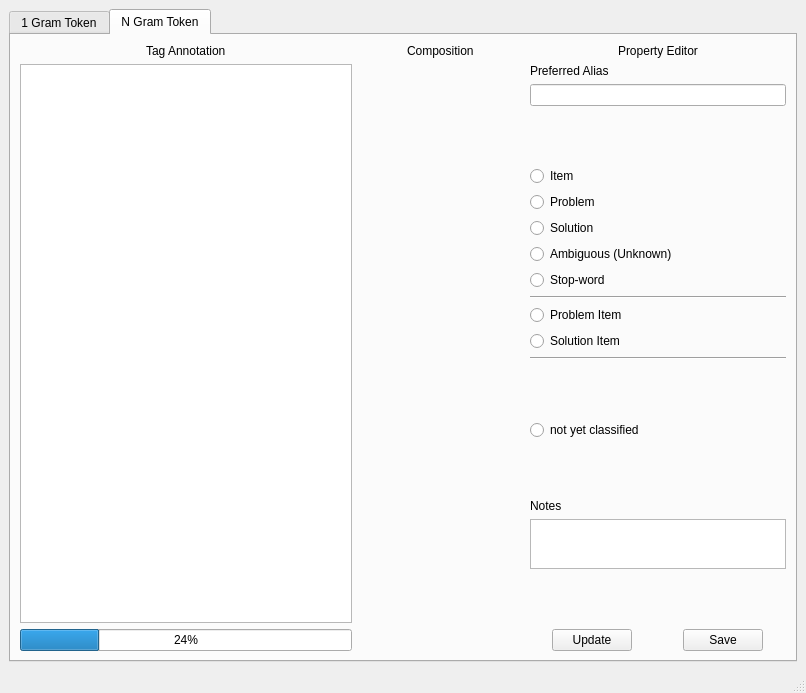
Above: app/taggingUI/taggingUI.ui from usnistgov/nestor-tmp2 before the change. Below: the same form after it.
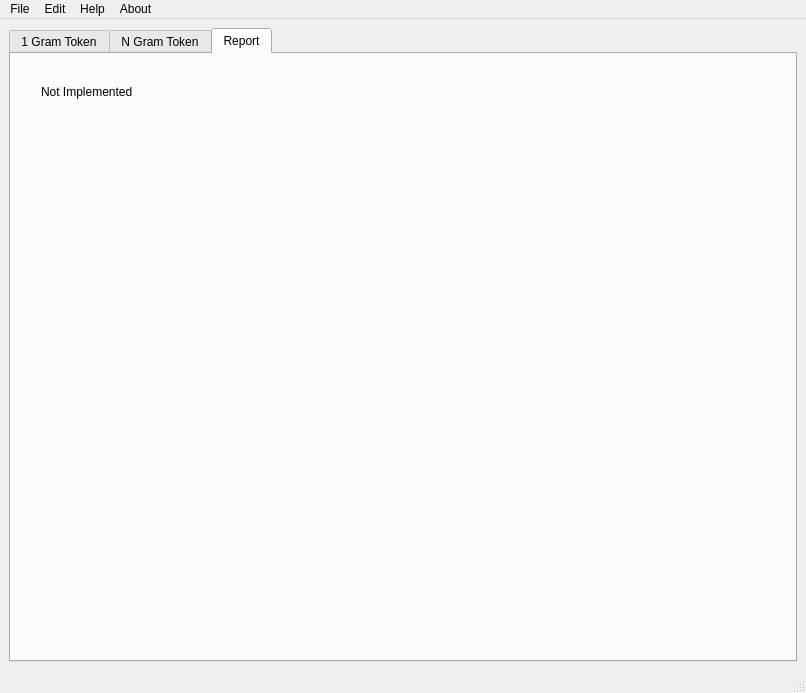
That is the form after the change.

Commit message: new tabs and prelim ToS dialog

Patch:
```diff
--- a/app/taggingUI/taggingUI.ui
+++ b/app/taggingUI/taggingUI.ui
@@ -20,7 +20,7 @@
       <item row="0" column="0">
        <widget class="QTabWidget" name="tabWidget">
         <property name="currentIndex">
-         <number>1</number>
+         <number>2</number>
         </property>
         <widget class="QWidget" name="tab_1gram">
          <attribute name="title">
@@ -495,6 +495,12 @@
                   <height>50</height>
                  </size>
                 </property>
+                <property name="frameShape">
+                 <enum>QFrame::Box</enum>
+                </property>
+                <property name="frameShadow">
+                 <enum>QFrame::Sunken</enum>
+                </property>
                </widget>
               </item>
               <item>
@@ -541,6 +547,24 @@
           </item>
          </layout>
         </widget>
+        <widget class="QWidget" name="tab_report">
+         <attribute name="title">
+          <string>Report</string>
+         </attribute>
+         <widget class="QLabel" name="label">
+          <property name="geometry">
+           <rect>
+            <x>30</x>
+            <y>30</y>
+            <width>111</width>
+            <height>16</height>
+           </rect>
+          </property>
+          <property name="text">
+           <string>Not Implemented</string>
+          </property>
+         </widget>
+        </widget>
        </widget>
       </item>
      </layout>
@@ -556,6 +580,42 @@
      <height>24</height>
     </rect>
    </property>
+   <widget class="QMenu" name="menuFile">
+    <property name="title">
+     <string>File</string>
+    </property>
+    <addaction name="actionOpen_new_csv"/>
+    <addaction name="actionOpen_1Gram_Vocab"/>
+    <addaction name="actionOpen_NGram_Vocab"/>
+    <addaction name="separator"/>
+    <addaction name="actionSave_All"/>
+   </widget>
+   <widget class="QMenu" name="menuEdit">
+    <property name="title">
+     <string>Edit</string>
+    </property>
+    <addaction name="actionThreshold"/>
+    <addaction name="actionDev_Mode"/>
+   </widget>
+   <widget class="QMenu" name="menuHelp">
+    <property name="title">
+     <string>Help</string>
+    </property>
+    <addaction name="actionTutorial"/>
+   </widget>
+   <widget class="QMenu" name="menuAbout">
+    <property name="title">
+     <string>About</string>
+    </property>
+    <addaction name="actionAbout_TagTool"/>
+    <addaction name="actionNIST"/>
+    <addaction name="actionSID"/>
+    <addaction name="actionAuthors"/>
+   </widget>
+   <addaction name="menuFile"/>
+   <addaction name="menuEdit"/>
+   <addaction name="menuHelp"/>
+   <addaction name="menuAbout"/>
   </widget>
   <widget class="QStatusBar" name="statusbar"/>
  </widget>
```
Left out of the diff: 57 changed lines with no effect on the pictures. The commit also changes 7 other files.
